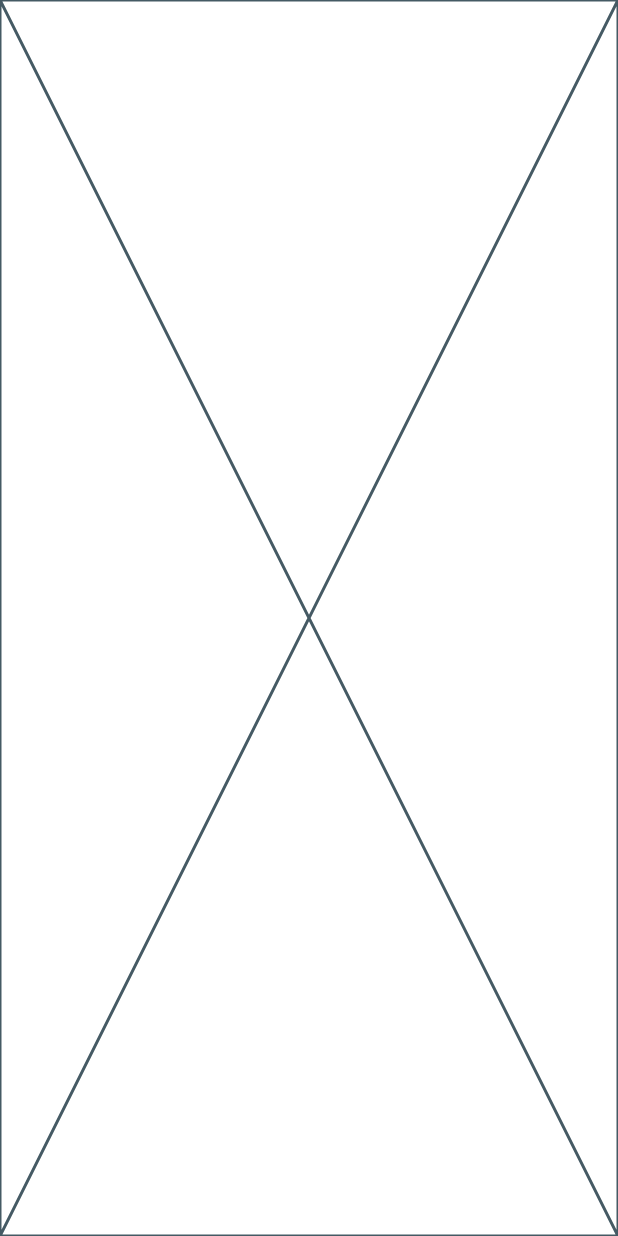
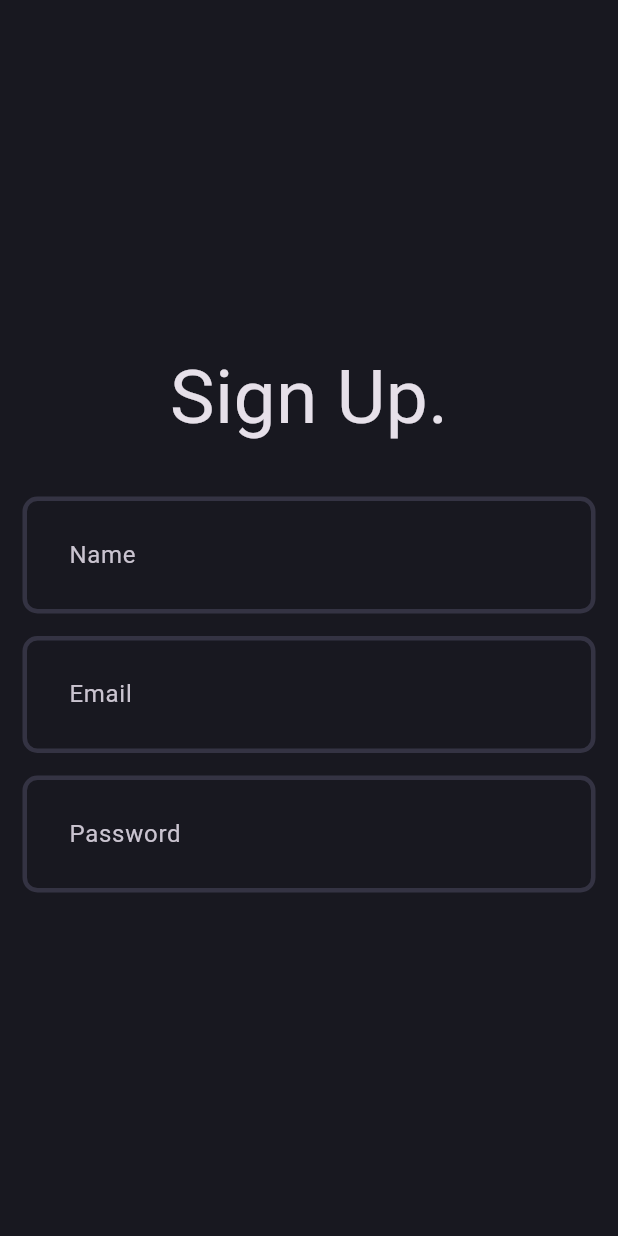
Before and after one commit to didierganthier/flutter_clean_blog_app, a Flutter app: the screen it shows after launch, on a phone screen of 412 x 824 dp. Run offline on Flutter 3.47's test engine with Material 3 defaults, Android fonts, the light colour scheme and no system bars.

Commit message:
Create AuthField widget

```diff
--- a/lib/core/theme/theme.dart
+++ b/lib/core/theme/theme.dart
@@ -2,7 +2,22 @@ import 'package:flutter/material.dart';
 import 'package:flutter_clean_blog_app/core/theme/app_pallete.dart';
 
 class AppTheme {
+  static _border([Color color = AppPallete.borderColor]) => OutlineInputBorder(
+        borderSide: BorderSide(
+          color: color,
+          width: 3,
+        ),
+        borderRadius: BorderRadius.circular(10),
+      );
+
   static final darkThemeMode = ThemeData.dark().copyWith(
     scaffoldBackgroundColor: AppPallete.backgroundColor,
+    inputDecorationTheme: InputDecorationTheme(
+      contentPadding: const EdgeInsets.all(27),
+      enabledBorder: _border(),
+      focusedBorder: _border(
+        AppPallete.gradient2,
+      ),
+    ),
   );
 }
--- a/lib/features/auth/presentation/pages/signup_page.dart
+++ b/lib/features/auth/presentation/pages/signup_page.dart
@@ -1,4 +1,5 @@
 import 'package:flutter/material.dart';
+import 'package:flutter_clean_blog_app/features/auth/presentation/widgets/auth_field.dart';
 
 class SignupPage extends StatefulWidget {
   const SignupPage({super.key});
@@ -10,6 +11,27 @@ class SignupPage extends StatefulWidget {
 class _SignupPageState extends State<SignupPage> {
   @override
   Widget build(BuildContext context) {
-    return const Placeholder();
+    return Scaffold(
+      body: Padding(
+        padding: const EdgeInsets.all(15.0),
+        child: Column(
+          mainAxisAlignment: MainAxisAlignment.center,
+          children: [
+            Text(
+              'Sign Up.',
+              style: TextStyle(
+                fontSize: 50,
+              ),
+            ),
+            const SizedBox(height: 30),
+            AuthField(hintText: 'Name'),
+            const SizedBox(height: 15),
+            AuthField(hintText: 'Email'),
+            const SizedBox(height: 15),
+            AuthField(hintText: 'Password'),
+          ],
+        ),
+      ),
+    );
   }
 }
--- /dev/null
+++ b/lib/features/auth/presentation/widgets/auth_field.dart
@@ -0,0 +1,16 @@
+import 'package:flutter/material.dart';
+
+class AuthField extends StatelessWidget {
+  final String hintText;
+
+  const AuthField({Key? key, required this.hintText}) : super(key: key);
+
+  @override
+  Widget build(BuildContext context) {
+    return TextFormField(
+      decoration: InputDecoration(
+        hintText: hintText,
+      ),
+    );
+  }
+}
```
Also changed, not shown: 1 other file.
